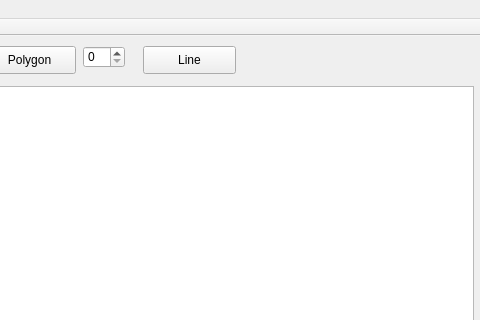
This is mainwindow.ui in ilyasil2surgut/Lab4OOP as Qt 5 draws it before an edit; both pictures show x 497 to 977 and y 0 to 320 of the 977 by 625 pixel window. The edited form follows.
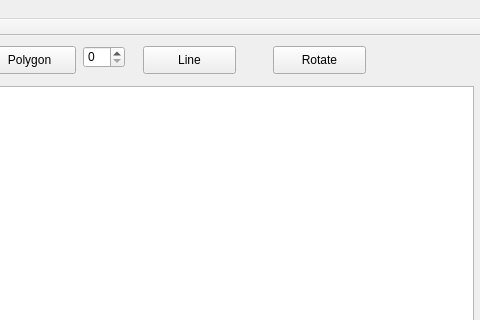
This is the edited form.

Commit message: First implementation of Rotate, no canRotate

What changed in the file:
```diff
--- a/mainwindow.ui
+++ b/mainwindow.ui
@@ -171,6 +171,19 @@
      <string>Line</string>
     </property>
    </widget>
+   <widget class="QPushButton" name="pb_rotate">
+    <property name="geometry">
+     <rect>
+      <x>770</x>
+      <y>10</y>
+      <width>93</width>
+      <height>28</height>
+     </rect>
+    </property>
+    <property name="text">
+     <string>Rotate</string>
+    </property>
+   </widget>
   </widget>
   <widget class="QMenuBar" name="menuBar">
    <property name="geometry">
```
The commit also changes 17 other files.
